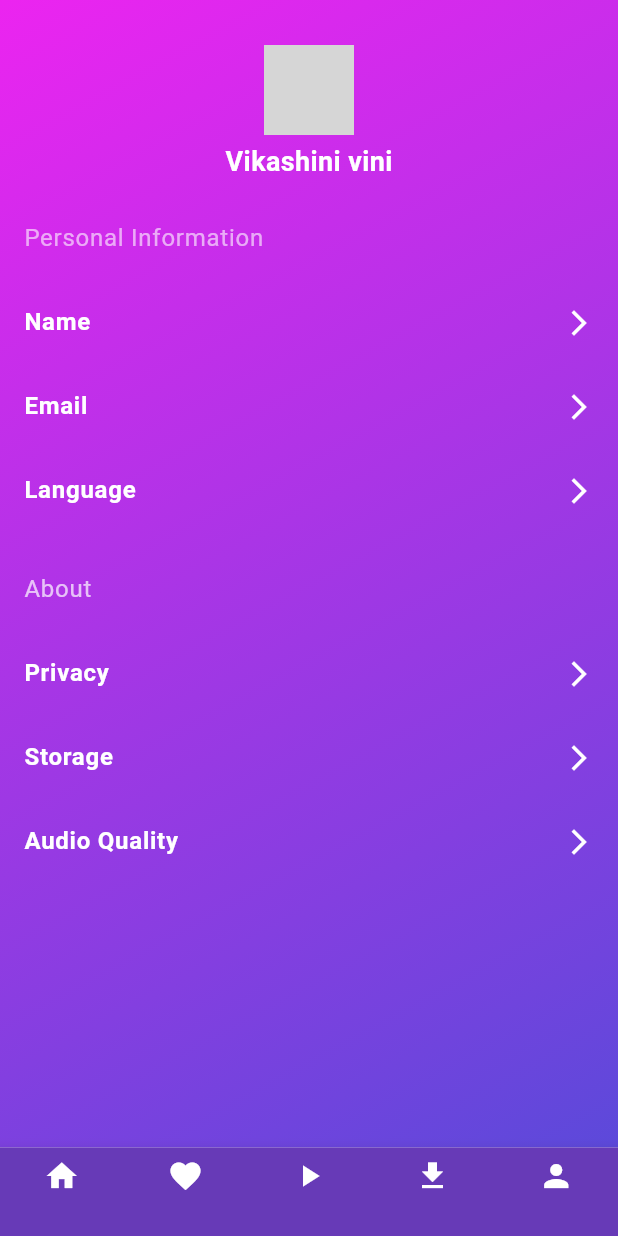
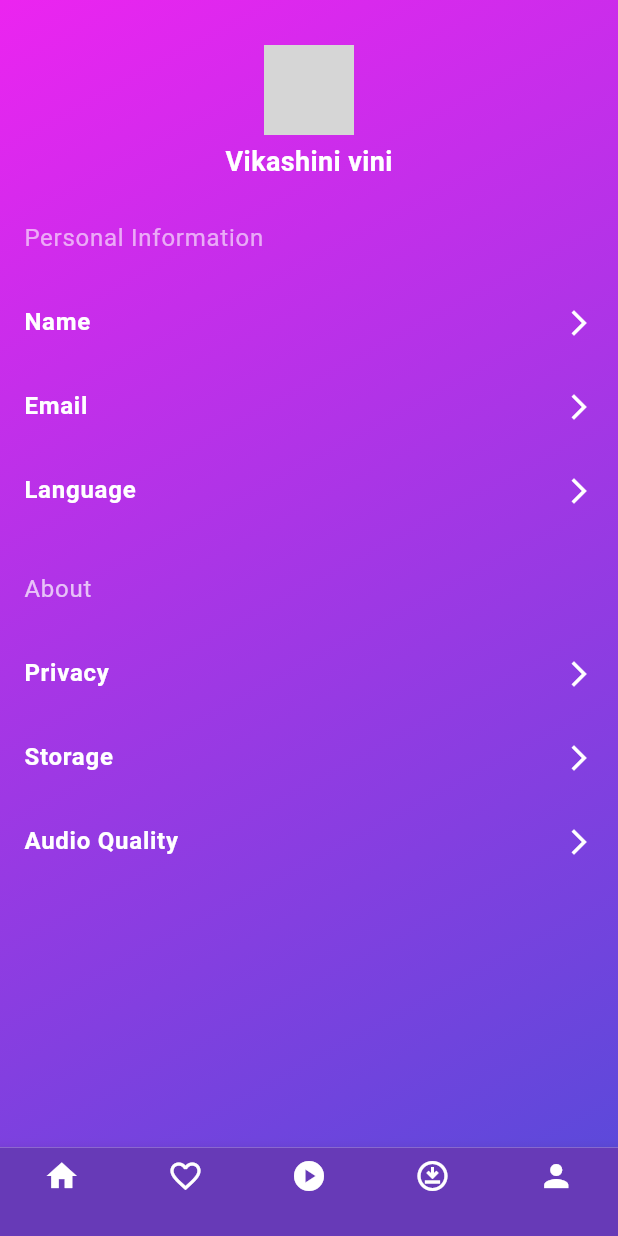
Before and after one commit to NeethupSabu/Music_app, a Flutter app: the ProfilePage screen opened directly, on a phone screen of 412 x 824 dp. Run offline on Flutter 3.47's test engine with Material 3 defaults, Android fonts, the phone set to English and light mode, and no system bars; our stand-ins replace audioplayers; grey boxes are pictures that could not be loaded.

Commit message:
fourth commit

```diff
--- a/lib/Screen/ProfilePage.dart
+++ b/lib/Screen/ProfilePage.dart
@@ -1,11 +1,11 @@
 import 'package:flutter/material.dart';
+import 'package:musicapp/bottomNav.dart';
 
 class ProfilePage extends StatelessWidget {
   @override
   Widget build(BuildContext context) {
     return Scaffold(
       body: Container(
-        // Apply gradient background
         decoration: const BoxDecoration(
           gradient: LinearGradient(
             colors: [
@@ -18,19 +18,17 @@ class ProfilePage extends StatelessWidget {
         ),
         child: Column(
           children: [
-            // Profile Section
             const Padding(
               padding: EdgeInsets.only(top: 30, bottom: 10),
               child: Column(
                 children: [
                   CircleAvatar(
                     radius: 30,
-                    backgroundImage:
-                        AssetImage(''), // Replace with your profile image path
+                    backgroundImage: AssetImage(''),
                   ),
-                  SizedBox(height: 5), // Reduced height
+                  SizedBox(height: 5),
                   Text(
-                    'Vikashini vini', // Replace with dynamic name if needed
+                    'Vikashini vini',
                     style: TextStyle(
                       fontSize: 18,
                       fontWeight: FontWeight.bold,
@@ -40,13 +38,11 @@ class ProfilePage extends StatelessWidget {
                 ],
               ),
             ),
-            // Settings Section
             Expanded(
               child: Container(
                 padding: const EdgeInsets.symmetric(horizontal: 16.0),
                 child: ListView(
                   children: [
-                    // Personal Information Section
                     const ListTile(
                       title: Text(
                         'Personal Information',
@@ -55,14 +51,12 @@ class ProfilePage extends StatelessWidget {
                           color: Colors.white60,
                         ),
                       ),
-                      contentPadding:
-                          EdgeInsets.symmetric(vertical: 0), // Remove padding
+                      contentPadding: EdgeInsets.symmetric(vertical: 0),
                     ),
-                    _buildSettingsItem(context, 'Name'),
-                    _buildSettingsItem(context, 'Email'),
-                    _buildSettingsItem(context, 'Language'),
-                    const SizedBox(height: 10), // Reduced height
-                    // About Section
+                    _buildProfileItem(context, 'Name'),
+                    _buildProfileItem(context, 'Email'),
+                    _buildProfileItem(context, 'Language'),
+                    const SizedBox(height: 10),
                     const ListTile(
                       title: Text(
                         'About',
@@ -71,12 +65,11 @@ class ProfilePage extends StatelessWidget {
                           color: Colors.white70,
                         ),
                       ),
-                      contentPadding:
-                          EdgeInsets.symmetric(vertical: 0), // Remove padding
+                      contentPadding: EdgeInsets.symmetric(vertical: 0),
                     ),
-                    _buildSettingsItem(context, 'Privacy'),
-                    _buildSettingsItem(context, 'Storage'),
-                    _buildSettingsItem(context, 'Audio Quality'),
+                    _buildProfileItem(context, 'Privacy'),
+                    _buildProfileItem(context, 'Storage'),
+                    _buildProfileItem(context, 'Audio Quality'),
                   ],
                 ),
               ),
@@ -84,40 +77,11 @@ class ProfilePage extends StatelessWidget {
           ],
         ),
       ),
-      bottomNavigationBar: BottomNavigationBar(
-        currentIndex: 4, // Set this to the correct index for the profile icon
-        type: BottomNavigationBarType.fixed,
-        backgroundColor: Colors.deepPurple,
-        selectedItemColor: Colors.white,
-        unselectedItemColor: Colors.white,
-        items: const [
-          BottomNavigationBarItem(
-            icon: Icon(Icons.home),
-            label: '',
-          ),
-          BottomNavigationBarItem(
-            icon: Icon(Icons.favorite),
-            label: '',
-          ),
-          BottomNavigationBarItem(
-            icon: Icon(Icons.play_arrow),
-            label: '',
-          ),
-          BottomNavigationBarItem(
-            icon: Icon(Icons.download),
-            label: '',
-          ),
-          BottomNavigationBarItem(
-            icon: Icon(Icons.person),
-            label: '',
-          ),
-        ],
-      ),
+      bottomNavigationBar: BottomNavigation(),
     );
   }
 
-  // Helper method to build a settings item with an arrow
-  Widget _buildSettingsItem(BuildContext context, String title) {
+  Widget _buildProfileItem(BuildContext context, String title) {
     return ListTile(
       title: Text(
         title,
@@ -129,10 +93,8 @@ class ProfilePage extends StatelessWidget {
         color: Colors.white,
         size: 20,
       ),
-      contentPadding: EdgeInsets.symmetric(vertical: 0), // Remove padding
-      onTap: () {
-        // Handle navigation for each item here
-      },
+      contentPadding: EdgeInsets.symmetric(vertical: 0),
+      onTap: () {},
     );
   }
 }
--- a/lib/main.dart
+++ b/lib/main.dart
@@ -13,9 +13,9 @@ class MyApp extends StatelessWidget {
   // This widget is the root of your application.
   @override
   Widget build(BuildContext context) {
-    return MaterialApp(
+    return const MaterialApp(
       debugShowCheckedModeBanner: false,
-      home: ProfilePage(),
+      home: SplashScreen(),
     );
   }
 }
--- a/lib/widgets/PlayViewWidgets/playAppbar.dart
+++ b/lib/widgets/PlayViewWidgets/playAppbar.dart
@@ -30,11 +30,11 @@ class CustomAppBar extends StatelessWidget implements PreferredSizeWidget {
             Icons.favorite,
             color: isFavorite ? Colors.tealAccent : Colors.white,
           ),
-          onPressed: onFavoritePressed, // Toggle favorite status
+          onPressed: onFavoritePressed,
         ),
         IconButton(
           icon: const Icon(Icons.list),
-          onPressed: onShowFavorites, // Navigate to the favorites page
+          onPressed: onShowFavorites,
         ),
       ],
     );
```
Also changed, not shown: lib/Screen/FavouriteScreen.dart (+2 -9 lines), lib/Screen/SongPlayView.dart (+2 -6 lines), lib/Screen/SplashScreen.dart (+4 -7 lines).
